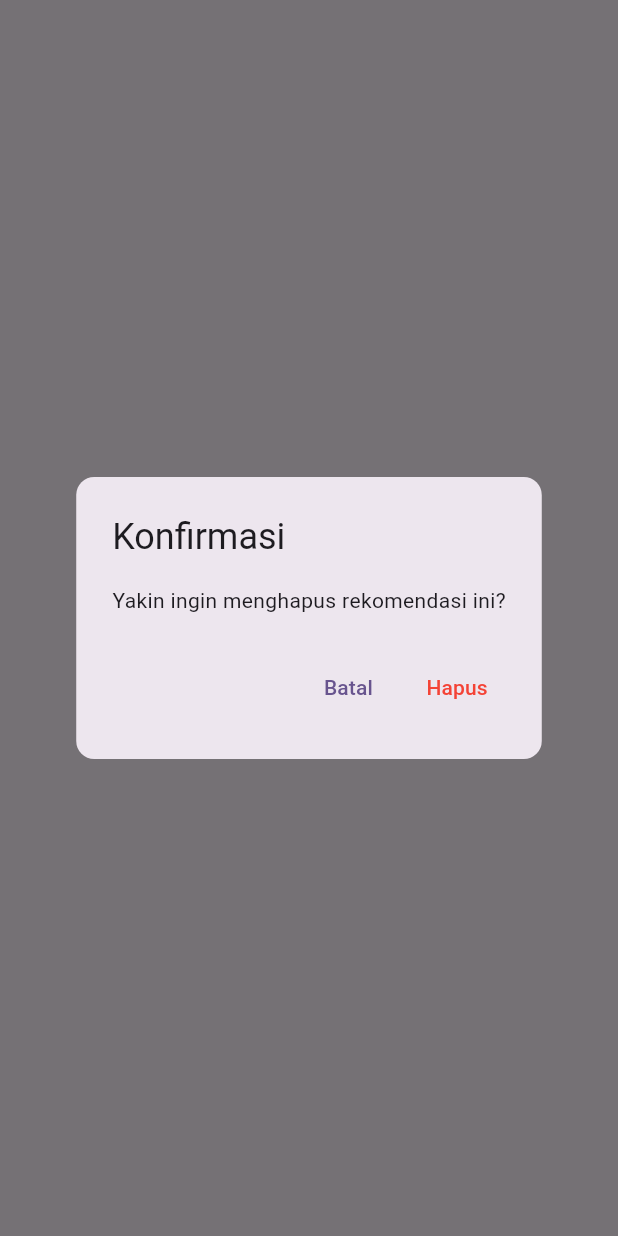
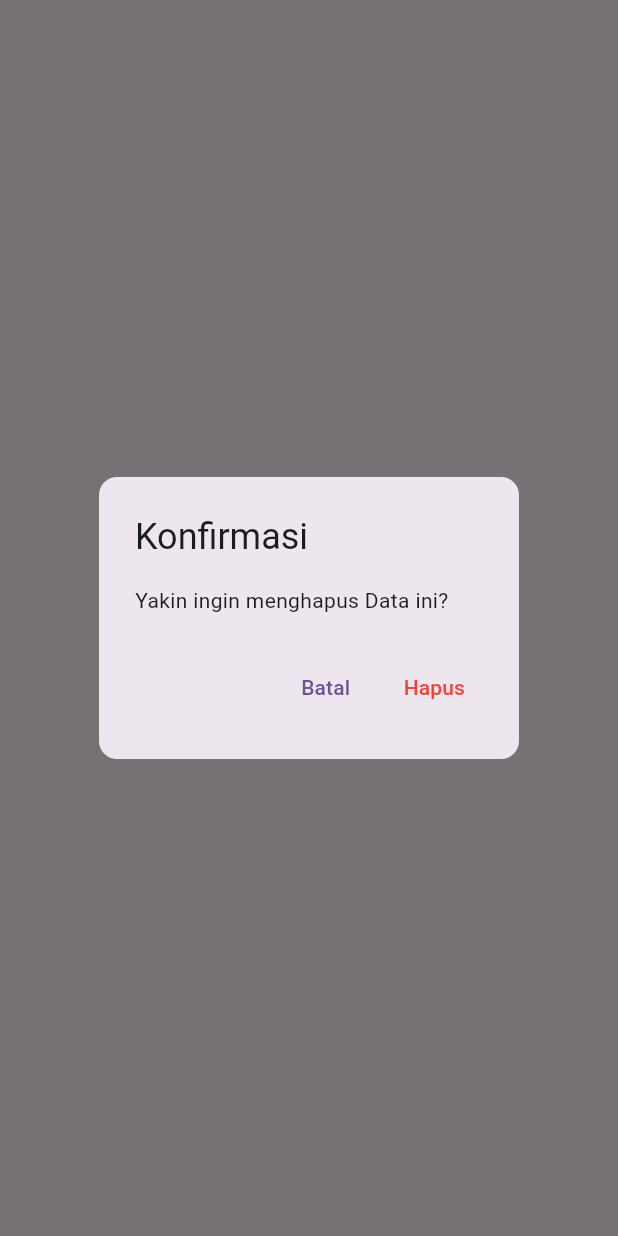
Before and after one commit to RezaAzharii/HwaitApps, a Flutter app: what showDeleteConfirmationDialog() shows on an empty page, opened directly with empty values, on a phone screen of 412 x 824 dp. Run offline on Flutter 3.47's test engine with Material 3 defaults, Android fonts, the phone set to English and light mode, and no system bars; our stand-ins replace bloc, dartz, flutter_bloc, flutter_secure_storage, geocoding, geolocator and 3 more; accounts and stored records are empty; network calls fail.

Commit message:
update delete target

```diff
--- a/lib/core/components/confirmation_dialog.dart
+++ b/lib/core/components/confirmation_dialog.dart
@@ -9,7 +9,7 @@ void showDeleteConfirmationDialog(
     builder: (_) => AlertDialog(
       shape: RoundedRectangleBorder(borderRadius: BorderRadius.circular(12)),
       title: const Text('Konfirmasi'),
-      content: const Text('Yakin ingin menghapus rekomendasi ini?'),
+      content: const Text('Yakin ingin menghapus Data ini?'),
       actions: [
         TextButton(
           onPressed: () => Navigator.pop(context),
--- a/lib/data/repository/target_repository.dart
+++ b/lib/data/repository/target_repository.dart
@@ -82,4 +82,20 @@ class TargetRepository {
       return Left('$e');
     }
   }
+
+  Future<Either<String, String>> deleteTarget(int id) async {
+    try {
+      final response = await httpClient.deleteWithToken('targets/$id');
+
+      if (response.statusCode == 200) {
+        final data = jsonDecode(response.body);
+        return Right(data['message'] ?? 'Berhasil dihapus');
+      } else {
+        final data = jsonDecode(response.body);
+        return Left(data['message'] ?? 'Gagal menghapus Target');
+      }
+    } catch (e) {
+      return const Left('Terjadi kesalahan saat menghapus data');
+    }
+  }
 }
--- a/lib/presentation/saver/bloc/detailTarget/detail_target_event.dart
+++ b/lib/presentation/saver/bloc/detailTarget/detail_target_event.dart
@@ -7,3 +7,9 @@ class FetchDetailTarget extends DetailTargetEvent {
 
   FetchDetailTarget(this.id);
 }
+
+class DeleteTarget extends DetailTargetEvent {
+  final int id;
+
+  DeleteTarget(this.id);
+}
--- a/lib/presentation/saver/bloc/detailTarget/detail_target_state.dart
+++ b/lib/presentation/saver/bloc/detailTarget/detail_target_state.dart
@@ -25,3 +25,16 @@ class DetailTargetError extends DetailTargetState {
 
   DetailTargetError(this.message);
 }
+
+
+class DeleteTargetLoading extends DetailTargetState {}
+
+class DeleteTargetSuccess extends DetailTargetState {
+  final String message;
+  DeleteTargetSuccess(this.message);
+}
+
+class DeleteTargetError extends DetailTargetState {
+  final String message;
+  DeleteTargetError(this.message);
+}
```
Also changed, not shown: lib/presentation/saver/bloc/detailTarget/detail_target_bloc.dart (+25 -3 lines), lib/presentation/saver/detail_tabungan_screen.dart (+28 -8 lines), lib/presentation/saver/widget/detailTarget/image_header.dart (+27 -3 lines).
